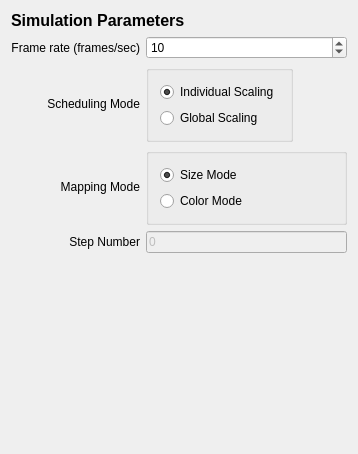
Above: copasi/layoutUI/ParaPanel.ui from copasi/COPASI before the change. Below: the same form after it.
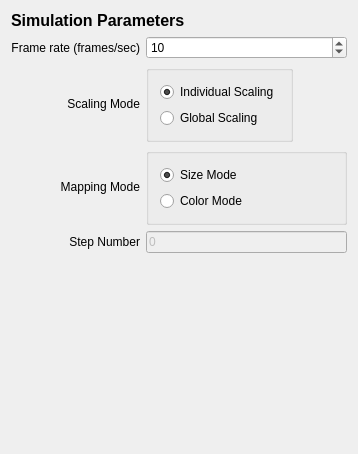
That is the form after the change.

Commit message: - Issue 1921: Scheduling Mode -> Scaling Mode

```diff
--- a/copasi/layoutUI/ParaPanel.ui
+++ b/copasi/layoutUI/ParaPanel.ui
@@ -130,7 +130,7 @@
      <item row="2" column="0">
       <widget class="QLabel" name="mpSchedModeLabel">
        <property name="text">
-        <string>Scheduling Mode</string>
+        <string>Scaling Mode</string>
        </property>
        <property name="alignment">
         <set>Qt::AlignRight|Qt::AlignTrailing|Qt::AlignVCenter</set>
```
Left out of the diff: 19 changed lines with no effect on the pictures.
